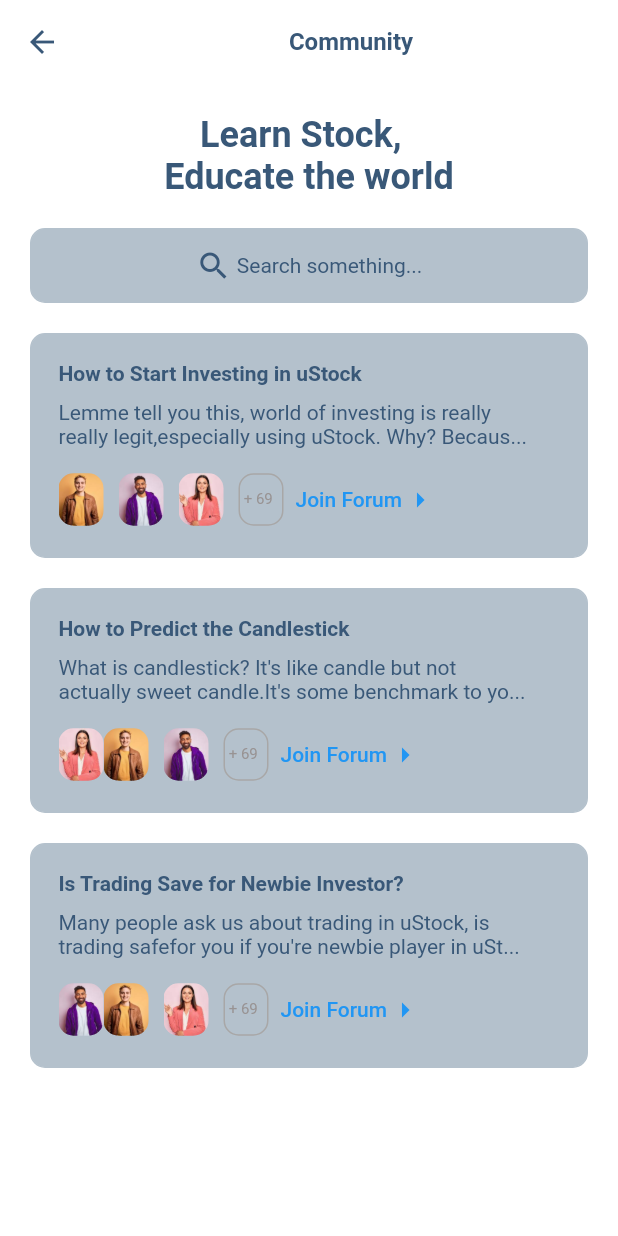
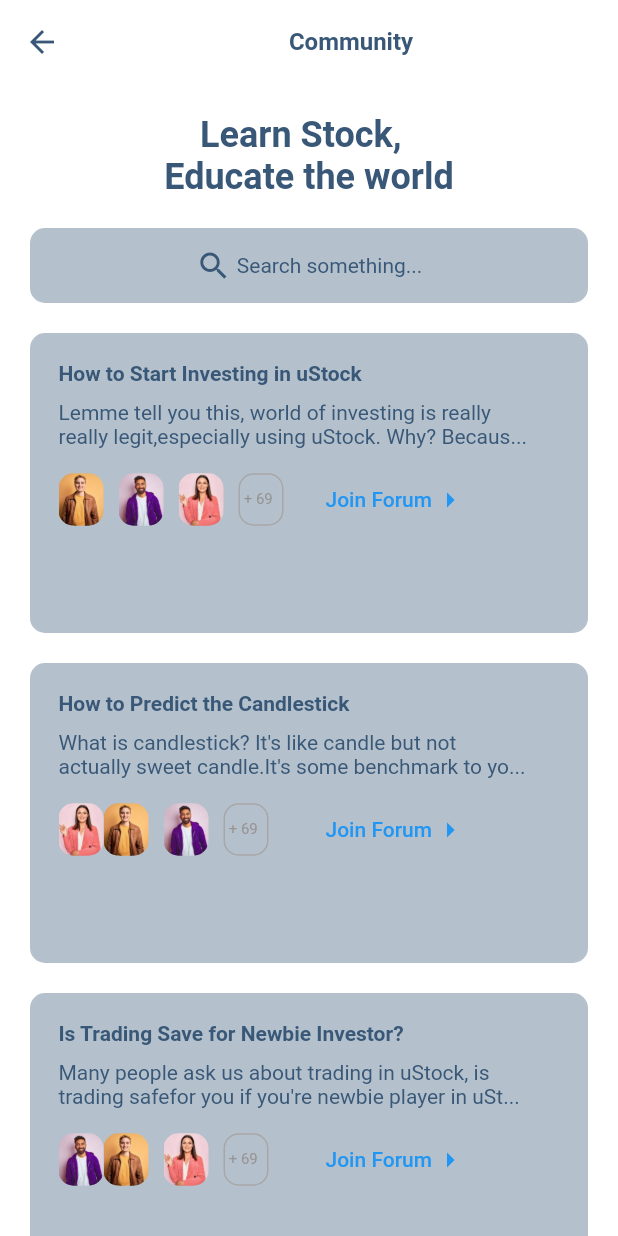
Before and after one commit to EmmyWales/usock_project, a Flutter app: the Community screen opened directly, on a phone screen of 412 x 824 dp. Run offline on Flutter 3.47's test engine with Material 2 defaults, Android fonts, the phone set to English and light mode, and no system bars.

Commit message:
first commit

```diff
--- a/lib/screens/navigate/community.dart
+++ b/lib/screens/navigate/community.dart
@@ -83,7 +83,7 @@
                   height: 20,
                 ),
                 Container(
-                  height: 150,
+                  height: 200,
                   width: 1000,
                   decoration: BoxDecoration(
                     border: Border.all(
@@ -180,6 +180,9 @@
                                 ],
                               ),
                             ),
+                            const SizedBox(
+                              width: 20,
+                            ),
                             TextButton(
                               onPressed: () {},
                               child: Row(
@@ -199,7 +202,7 @@
                   height: 20,
                 ),
                 Container(
-                  height: 150,
+                  height: 200,
                   width: 1000,
                   decoration: BoxDecoration(
                     border: Border.all(
@@ -293,6 +296,9 @@
                                 ],
                               ),
                             ),
+                            const SizedBox(
+                              width: 30,
+                            ),
                             TextButton(
                               onPressed: () {},
                               child: Row(
@@ -312,7 +318,7 @@
                   height: 20,
                 ),
                 Container(
-                  height: 150,
+                  height: 200,
                   width: 1000,
                   decoration: BoxDecoration(
                     border: Border.all(
@@ -406,6 +412,9 @@
                                 ],
                               ),
                             ),
+                            const SizedBox(
+                              width: 30,
+                            ),
                             TextButton(
                               onPressed: () {},
                               child: Row(
--- a/lib/screens/navigate/personal_data.dart
+++ b/lib/screens/navigate/personal_data.dart
@@ -215,6 +215,7 @@
                     });
                   },
                   decoration: const InputDecoration(
+                    fillColor:  Color(0XFFB4C1CC) ,
                     focusedBorder: OutlineInputBorder(
                         borderSide: BorderSide(color: Color(0XFFB4C1CC))),
                     enabledBorder: UnderlineInputBorder(
@@ -263,6 +264,7 @@
                       width: 10,
                     ),
                     Container(
+
                       height: 60,
                       width: 150,
                       decoration: BoxDecoration(
```
